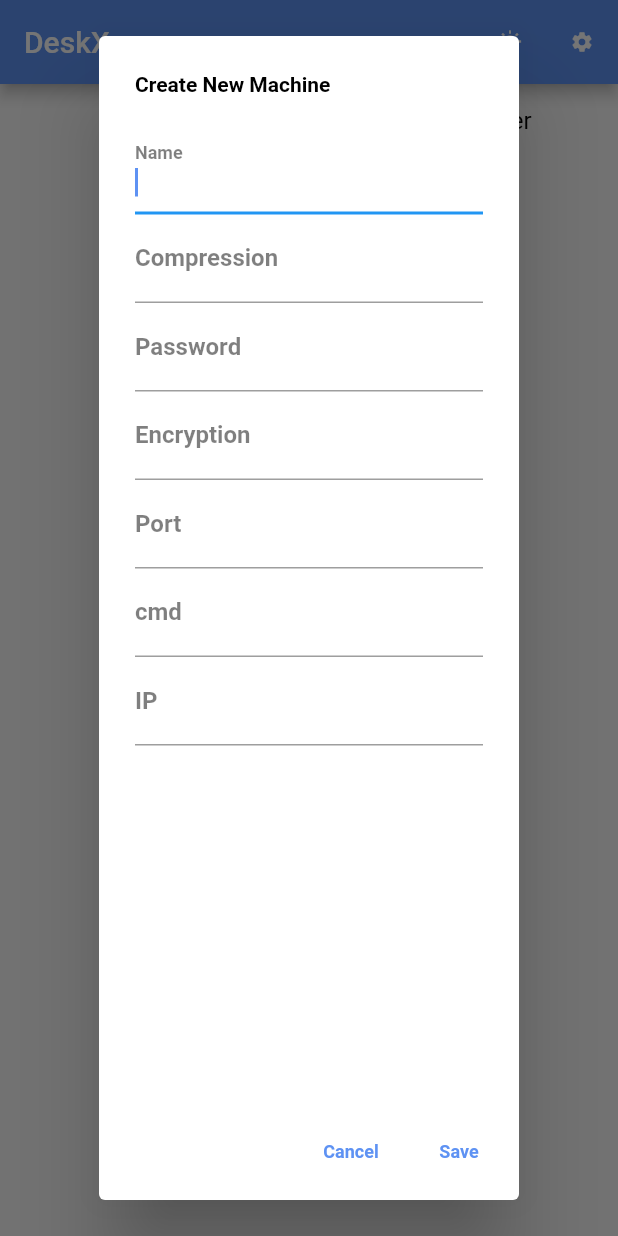
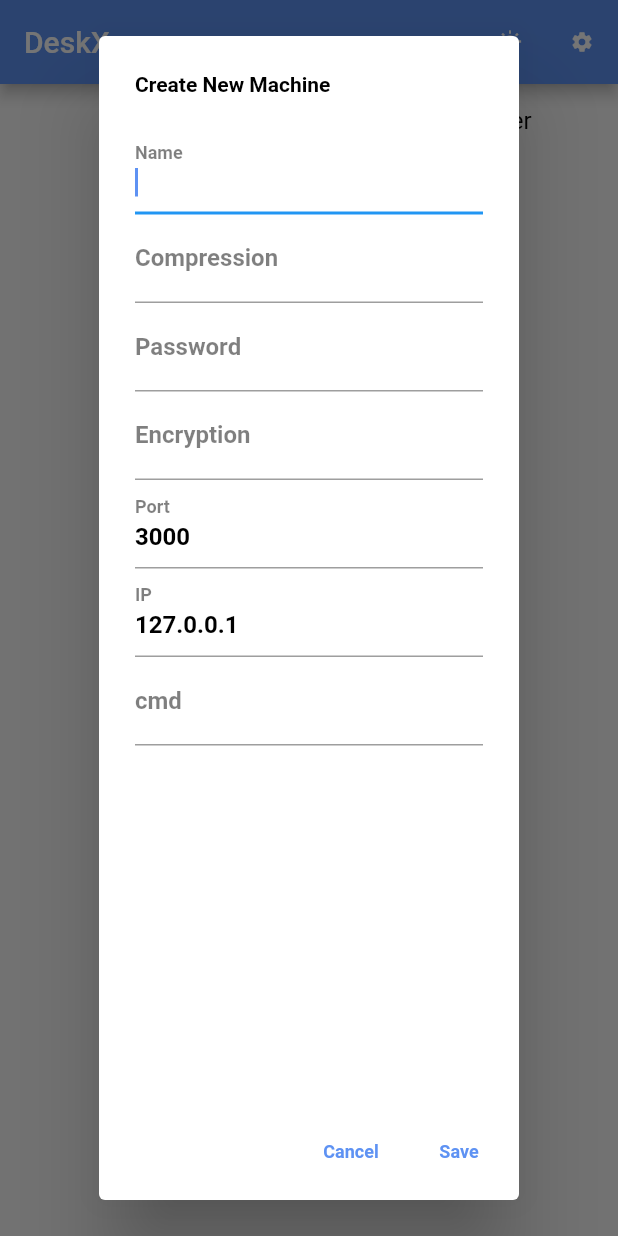
Before and after one commit to DeskX11/DeskX11-gui, a Flutter app: the screen it shows after launch, after a tap on the "create new folder" icon, on a phone screen of 412 x 824 dp. Run offline on Flutter 3.47's test engine with Material 2 defaults, Android fonts, the phone set to English and light mode, and no system bars; our stand-ins replace sqflite; accounts and stored records are empty; key blocks and very long unbroken strings in the code were emptied for the run.

Commit message:
add form to component and validate

```diff
--- /dev/null
+++ b/lib/src/features/home/form-machine.dart
@@ -0,0 +1,180 @@
+import 'package:flutter/material.dart';
+import '../../models/machine.dart';
+import 'package:flutter/services.dart';
+
+class FormMachine extends StatefulWidget {
+  bool edit = false;
+  Machine machine;
+  final VoidCallback save;
+
+  FormMachine({
+    Key key,
+    @required this.machine,
+    @required this.save,
+    @required this.edit,
+  }) : super(key: key);
+
+  @override
+  _FormMachineState createState() => _FormMachineState();
+}
+
+class _FormMachineState extends State<FormMachine> {
+  Map<String, bool> _error = {
+    'name': false,
+    'compression': false,
+    'password': false,
+    'encryption': false,
+    'port': false,
+    'cmd': false,
+    'ip': false,
+  };
+
+  void clearValidate() {
+    setState(() => _error = {
+          'name': false,
+          'compression': false,
+          'password': false,
+          'encryption': false,
+          'port': false,
+          'cmd': false,
+          'ip': false,
+        });
+  }
+
+  void validate() {
+    clearValidate();
+    if (widget.machine.name.length == 0) {
+      setState(() => _error['name'] = true);
+    }
+    if (widget.machine.compression.length == 0) {
+      setState(() => _error['compression'] = true);
+    }
+    if (widget.machine.password.length == 0) {
+      setState(() => _error['password'] = true);
+    }
+    if (widget.machine.encryption.length == 0) {
+      setState(() => _error['encryption'] = true);
+    }
+    if (widget.machine.port > 65535) {
+      setState(() => _error['port'] = true);
+    }
+    if (widget.machine.cmd.length == 0) {
+      setState(() => _error['cmd'] = true);
+    }
+    if (widget.machine.ip.length == 0 ||
+        !RegExp(r'^((25[0-5]|(2[0-4]|1[0-9]|[1-9]|)[0-9])(\.(?!$)|$)){4}$')
+            .hasMatch(widget.machine.ip)) {
+      setState(() => _error['ip'] = true);
+    }
+    for (var value in _error.values) {
+      if (value) {
+        return;
+      }
+    }
+    widget.save();
+  }
+
+  @override
+  Widget build(BuildContext context) {
+    return AlertDialog(
+        title: Text(widget.edit ? "Edit Machine" : "Create New Machine"),
+        actions: <Widget>[
+          TextButton(
+              child: Text('Cancel'),
+              onPressed: () => Navigator.of(context).pop()),
+          TextButton(child: Text('Save'), onPressed: () => validate())
+        ],
+        content: Column(children: [
+          TextField(
+            autofocus: true,
+            controller: TextEditingController()..text = widget.machine.name,
+            decoration: InputDecoration(
+              labelText: 'Name',
+              hintText: 'Name connection',
+              errorText: _error['name'] ? 'Value Can\'t Be Empty' : null,
+            ),
+            onChanged: (value) {
+              widget.machine.name = value;
+            },
+          ),
+          TextField(
+            autofocus: true,
+            controller: TextEditingController()
+              ..text = widget.machine.compression,
+            decoration: InputDecoration(
+              labelText: 'Compression',
+              hintText: 'Compression type',
+              errorText: _error['compression'] ? 'Value Can\'t Be Empty' : null,
+            ),
+            onChanged: (value) {
+              widget.machine.compression = value;
+            },
+          ),
+          TextField(
+            autofocus: true,
+            controller: TextEditingController()..text = widget.machine.password,
+            decoration: InputDecoration(
+              labelText: 'Password',
+              hintText: 'Server password',
+              errorText: _error['password'] ? 'Value Can\'t Be Empty' : null,
+            ),
+            onChanged: (value) {
+              widget.machine.password = value;
+            },
+          ),
+          TextField(
+            autofocus: true,
+            controller: TextEditingController()
+              ..text = widget.machine.encryption,
+            decoration: InputDecoration(
+              labelText: 'Encryption',
+              hintText: 'Encryption type',
+              errorText: _error['encryption'] ? 'Value Can\'t Be Empty' : null,
+            ),
+            onChanged: (value) {
+              widget.machine.encryption = value;
+            },
+          ),
+          TextField(
+            autofocus: true,
+            keyboardType: TextInputType.number,
+            inputFormatters: [
+              FilteringTextInputFormatter.digitsOnly
+            ], // Only numbers can be entered
+            controller: TextEditingController()
+              ..text = widget.machine.port == null
+                  ? ''
+                  : widget.machine.port.toString(),
+            decoration: InputDecoration(
+                labelText: 'Port',
+                hintText: 'Port server',
+                errorText: _error['port'] ? 'Error in port' : null),
+            onChanged: (value) {
+              widget.machine.port = int.parse(value);
+            },
+          ),
+          TextField(
+            autofocus: true,
+            controller: TextEditingController()..text = widget.machine.ip,
+            decoration: InputDecoration(
+                labelText: 'IP',
+                hintText: 'IP Adress',
+                errorText: _error['ip'] ? 'Only can be IP adress' : null),
+            onChanged: (value) {
+              widget.machine.ip = value;
+            },
+          ),
+          TextField(
+            autofocus: true,
+            controller: TextEditingController()..text = widget.machine.cmd,
+            decoration: InputDecoration(
+                labelText: 'cmd',
+                hintText: 'Custom comand',
+                errorText: _error['cmd'] ? 'Value Can\'t Be Empty' : null),
+            onChanged: (value) {
+              widget.machine.cmd = value;
+            },
+          ),
+        ]));
+  }
+}
--- a/lib/src/features/home/main-page.dart
+++ b/lib/src/features/home/main-page.dart
@@ -4,6 +4,7 @@ import 'package:flutter/material.dart';
 import '../../models/machine.dart';
 import '../../utils/db.dart';
 import '../../widgets/button.dart';
+import './form-machine.dart';
 import 'dart:convert';
 
 class MainPage extends StatefulWidget {
@@ -15,8 +16,6 @@ class MainPage extends StatefulWidget {
 
 class _MainPageState extends State<MainPage> {
   Machine _machine = Machine();
-
-  int _selectId;
 
   List<Machine> _machines = [];
 
@@ -38,7 +37,7 @@ class _MainPageState extends State<MainPage> {
                       Flexible(
                           child: Text(
                         "NAME: " +
-                            item.ip +
+                            item.name +
                             "\nIP " +
                             item.ip +
                             ":" +
@@ -62,6 +61,7 @@ class _MainPageState extends State<MainPage> {
 
   void _delete(Machine item) async {
     DB.delete(Machine.table, item);
+    _content = Machine();
     refresh();
   }
 
@@ -73,76 +73,26 @@ class _MainPageState extends State<MainPage> {
     refresh();
   }
 
-  void _create(BuildContext context) {
+  void _update() async {
+    Navigator.of(context).pop();
+    Machine item = _content;
+    await DB.update(Machine.table, item);
+    refresh();
+  }
+
+  void _create(BuildContext context, {bool edit = false}) {
+    if (!edit) {
+      _machine = Machine();
+      print('test');
+      print(_machine.name);
+    }
     showDialog(
         context: context,
         builder: (BuildContext context) {
-          return AlertDialog(
-              title: Text("Create New Machine"),
-              actions: <Widget>[
-                TextButton(
-                    child: Text('Cancel'),
-                    onPressed: () => Navigator.of(context).pop()),
-                TextButton(child: Text('Save'), onPressed: () => _save())
-              ],
-              content: Column(children: [
-                TextField(
-                  autofocus: true,
-                  decoration: InputDecoration(
-                      labelText: 'Name', hintText: 'Name connection'),
-                  onChanged: (value) {
-                    _machine.name = value;
-                  },
-                ),
-                TextField(
-                  autofocus: true,
-                  decoration: InputDecoration(
-                      labelText: 'Compression', hintText: 'Compression type'),
-                  onChanged: (value) {
-                    _machine.compression = value;
-                  },
-                ),
-                TextField(
-                  autofocus: true,
-                  decoration: InputDecoration(
-                      labelText: 'Password', hintText: 'Server password'),
-                  onChanged: (value) {
-                    _machine.password = value;
-                  },
-                ),
-                TextField(
-                  autofocus: true,
-                  decoration: InputDecoration(
-                      labelText: 'Encryption', hintText: 'Encryption type'),
-                  onChanged: (value) {
-                    _machine.encryption = value;
-                  },
-                ),
-                TextField(
-                  autofocus: true,
-                  decoration: InputDecoration(
-                      labelText: 'Port', hintText: 'Port server'),
-                  onChanged: (value) {
-                    _machine.port = int.parse(value);
-                  },
-                ),
-                TextField(
-                  autofocus: true,
-                  decoration: InputDecoration(
-                      labelText: 'cmd', hintText: 'Custom comand'),
-                  onChanged: (value) {
-                    _machine.cmd = value;
-                  },
-                ),
-                TextField(
-                  autofocus: true,
-                  decoration:
-                      InputDecoration(labelText: 'IP', hintText: 'IP Adress'),
-                  onChanged: (value) {
-                    _machine.ip = value;
-                  },
-                ),
-              ]));
+          return FormMachine(
+              machine: _machine,
+              save: () => edit ? _update() : _save(),
+              edit: edit);
         });
   }
 
@@ -154,8 +104,9 @@ class _MainPageState extends State<MainPage> {
 
   void refresh() async {
     List<Map<String, dynamic>> _results = await DB.query(Machine.table);
-    _machines = _results.map((item) => Machine.fromMap(item)).toList();
-    setState(() {});
+    setState(() {
+      _machines = _results.map((item) => Machine.fromMap(item)).toList();
+    });
   }
 
   @override
@@ -199,7 +150,10 @@ class _MainPageState extends State<MainPage> {
                                 Align(
                                     alignment: Alignment.centerLeft,
                                     child: ButtonWidget(
-                                      onPressed: () => {},
+                                      onPressed: () => {
+                                        _machine = _content,
+                                        _create(context, edit: true)
+                                      },
                                       text: "Edit",
                                       size: 18.0,
                                     )),
--- a/lib/src/models/machine.dart
+++ b/lib/src/models/machine.dart
@@ -15,14 +15,14 @@ class Machine extends Model {
 
   Machine(
       {this.id,
-      this.name,
-      this.pic,
-      this.compression,
-      this.password,
-      this.encryption,
-      this.port,
-      this.cmd,
-      this.ip});
+      this.name = '',
+      this.pic = '',
+      this.compression = '',
+      this.password = '',
+      this.encryption = '',
+      this.port = 3000,
+      this.cmd = '',
+      this.ip = '127.0.0.1'});
 
   Map<String, dynamic> toMap() {
     Map<String, dynamic> map = {
--- a/lib/src/utils/db.dart
+++ b/lib/src/utils/db.dart
@@ -13,7 +13,7 @@ abstract class DB {
     }
 
     try {
-      String _path = await getDatabasesPath() + 'test6';
+      String _path = await getDatabasesPath() + 'test9';
       _db = await openDatabase(_path, version: _version, onCreate: onCreate);
     } catch (ex) {
       print(ex);
```
